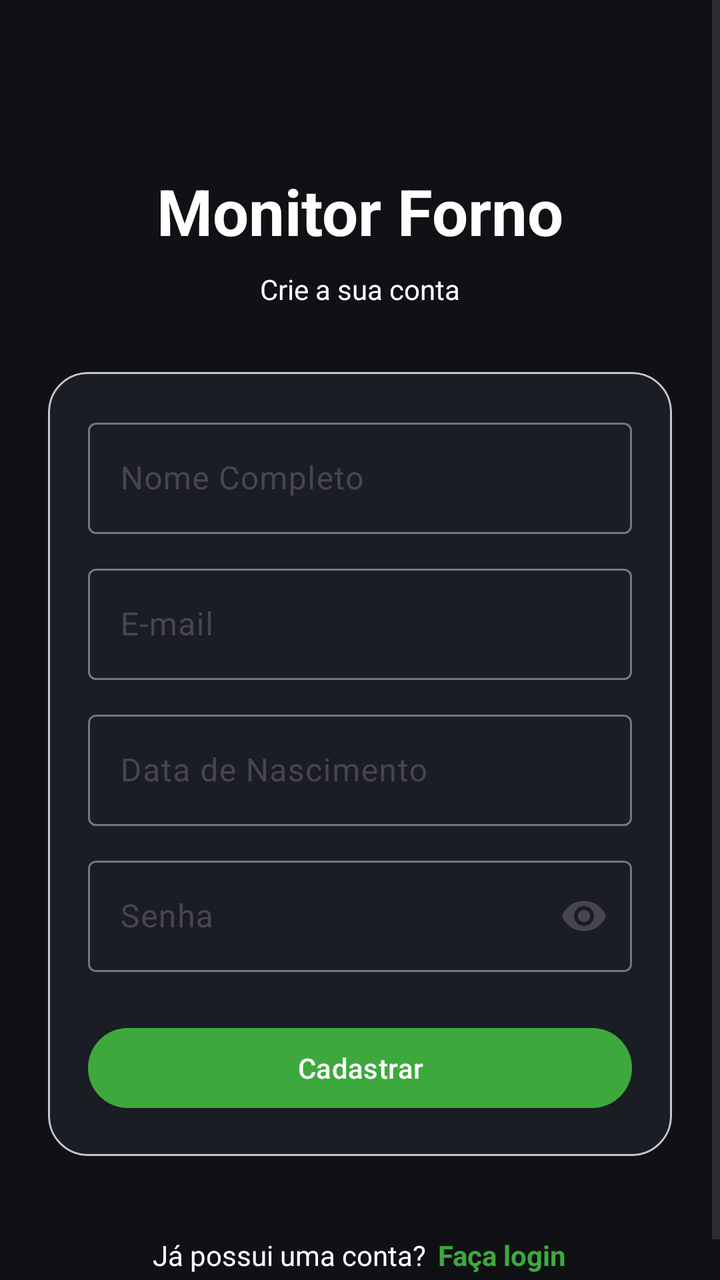
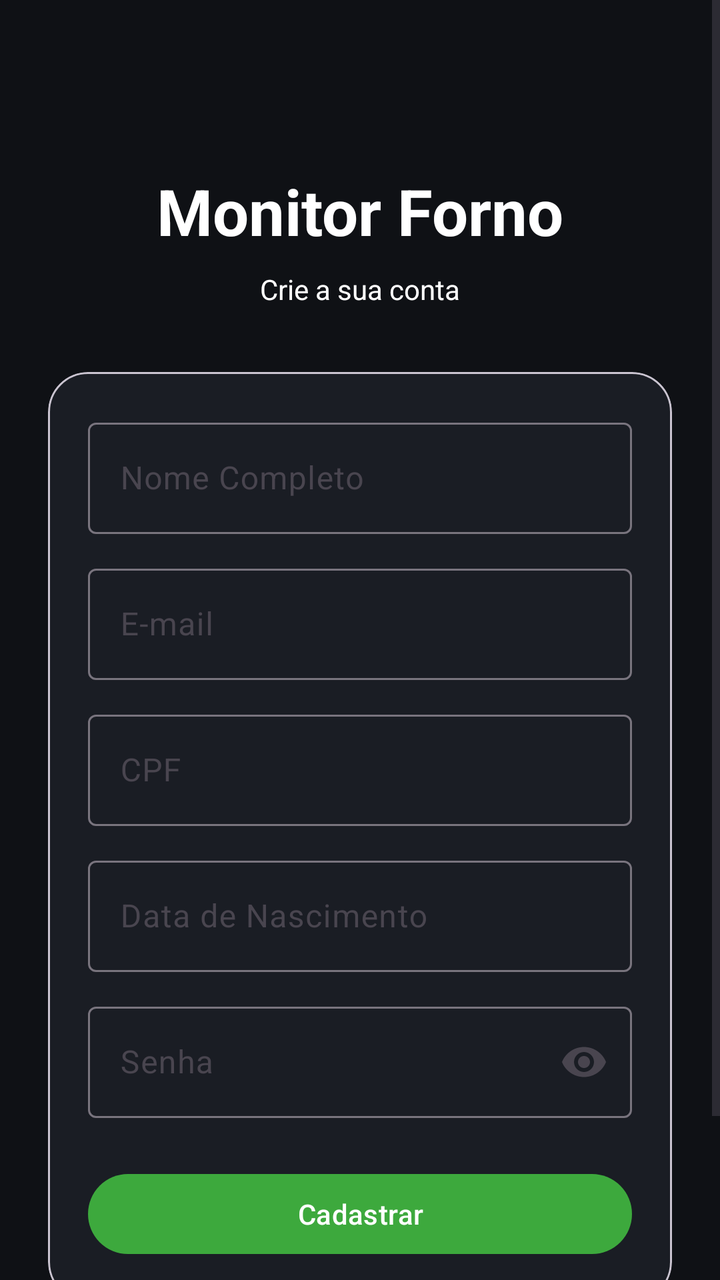

Two renders of the same Android screen: before a commit and after it. Below are the layout's source before the change and the commit's diff.
<!-- AndroidManifest.xml: application theme Theme.MonitorForno -->
<!-- res/layout/activity_cadastro.xml -->
<?xml version="1.0" encoding="utf-8"?>
<ScrollView
    xmlns:android="http://schemas.android.com/apk/res/android"
    xmlns:app="http://schemas.android.com/apk/res-auto"
    android:layout_width="match_parent"
    android:layout_height="match_parent"
    android:background="@color/background_dark">

    <LinearLayout
        android:layout_width="match_parent"
        android:layout_height="wrap_content"
        android:orientation="vertical"
        android:padding="24dp"
        android:gravity="center_horizontal">

        <TextView
            android:layout_width="wrap_content"
            android:layout_height="wrap_content"
            android:layout_marginTop="60dp"
            android:text="Monitor Forno"
            android:textColor="@color/white"
            android:textSize="32sp"
            android:textStyle="bold"/>

        <TextView
            android:layout_width="wrap_content"
            android:layout_height="wrap_content"
            android:layout_marginTop="8dp"
            android:text="Crie a sua conta"
            android:textColor="@color/white"/>

        <com.google.android.material.card.MaterialCardView
            android:layout_width="match_parent"
            android:layout_height="wrap_content"
            android:layout_marginTop="32dp"
            app:cardCornerRadius="20dp">

            <LinearLayout
                android:layout_width="match_parent"
                android:layout_height="wrap_content"
                android:background="@color/card_dark"
                android:orientation="vertical"
                android:padding="20dp">

                <com.google.android.material.textfield.TextInputLayout
                    android:layout_width="match_parent"
                    android:layout_height="wrap_content">

                    <com.google.android.material.textfield.TextInputEditText
                        android:id="@+id/edtNomeCadastro"
                        android:layout_width="match_parent"
                        android:layout_height="wrap_content"
                        android:hint="Nome Completo"
                        android:inputType="textPersonName"
                        android:textColor="@color/white"/>

                </com.google.android.material.textfield.TextInputLayout>

                <com.google.android.material.textfield.TextInputLayout
                    android:layout_width="match_parent"
                    android:layout_height="wrap_content"
                    android:layout_marginTop="12dp">

                    <com.google.android.material.textfield.TextInputEditText
                        android:id="@+id/edtEmailCadastro"
                        android:layout_width="match_parent"
                        android:layout_height="wrap_content"
                        android:hint="E-mail"
                        android:inputType="textEmailAddress"
                        android:textColor="@color/white"/>

                </com.google.android.material.textfield.TextInputLayout>

                <com.google.android.material.textfield.TextInputLayout
                    android:layout_width="match_parent"
                    android:layout_height="wrap_content"
                    android:layout_marginTop="12dp">

                    <com.google.android.material.textfield.TextInputEditText
                        android:id="@+id/edtNascimentoCadastro"
                        android:layout_width="match_parent"
                        android:layout_height="wrap_content"
                        android:hint="Data de Nascimento"
                        android:focusable="false"
                        android:clickable="true"
                        android:inputType="none"
                        android:textColor="@color/white"/>

                </com.google.android.material.textfield.TextInputLayout>

                <com.google.android.material.textfield.TextInputLayout
                    android:layout_width="match_parent"
                    android:layout_height="wrap_content"
                    android:layout_marginTop="12dp"
                    app:endIconMode="password_toggle">

                    <com.google.android.material.textfield.TextInputEditText
                        android:id="@+id/edtSenhaCadastro"
                        android:layout_width="match_parent"
                        android:layout_height="wrap_content"
                        android:hint="Senha"
                        android:inputType="textPassword"
                        android:textColor="@color/white"/>

                </com.google.android.material.textfield.TextInputLayout>

                <com.google.android.material.button.MaterialButton
                    android:id="@+id/btnCadastrar"
                    android:layout_width="match_parent"
                    android:layout_height="wrap_content"
                    android:layout_marginTop="24dp"
                    android:text="Cadastrar"/>

            </LinearLayout>

        </com.google.android.material.card.MaterialCardView>

        <LinearLayout
            android:layout_width="wrap_content"
            android:layout_height="wrap_content"
            android:layout_marginTop="40dp"
            android:orientation="horizontal">

            <TextView
                android:layout_width="wrap_content"
                android:layout_height="wrap_content"
                android:text="Já possui uma conta?"
                android:textColor="@color/white"/>

            <TextView
                android:id="@+id/txtVoltarLogin"
                android:layout_width="wrap_content"
                android:layout_height="wrap_content"
                android:layout_marginStart="6dp"
                android:text="Faça login"
                android:textColor="@color/primary_green"
                android:textStyle="bold"/>

        </LinearLayout>

    </LinearLayout>

</ScrollView>
<!-- resources referenced by this layout -->
<resources>
  <color name="background_dark">#0F1115</color>
  <color name="card_dark">#1A1D24</color>
  <color name="primary_green">#3DA93D</color>
  <color name="white">#FFFFFF</color>
  <style name="Theme.MonitorForno" parent="Theme.Material3.DayNight.NoActionBar">
  
          <item name="colorPrimary"> @color/primary_green</item>
  
          <item name="colorSecondary">@color/primary_green</item>
  
          <item name="android:statusBarColor">@color/background_dark</item>
  
          <item name="android:navigationBarColor">@color/background_dark</item>
  
          <item name="android:windowBackground">@color/background_dark</item>
  
          <item name="colorSurface">@color/card_dark</item>
  
          <item name="colorSecondaryContainer">@color/primary_green</item>
  
          <item name="colorSurfaceContainer">@color/primary_green</item>
      </style>
</resources>

<!-- the commit's change to res/layout/activity_cadastro.xml (unified diff, before → after) -->
@@ -77,6 +77,21 @@
                     android:layout_marginTop="12dp">
 
                     <com.google.android.material.textfield.TextInputEditText
+                        android:id="@+id/edtCpfCadastro"
+                        android:layout_width="match_parent"
+                        android:layout_height="wrap_content"
+                        android:hint="CPF"
+                        android:inputType="textEmailAddress"
+                        android:textColor="@color/white"/>
+
+                </com.google.android.material.textfield.TextInputLayout>
+
+                <com.google.android.material.textfield.TextInputLayout
+                    android:layout_width="match_parent"
+                    android:layout_height="wrap_content"
+                    android:layout_marginTop="12dp">
+
+                    <com.google.android.material.textfield.TextInputEditText
                         android:id="@+id/edtNascimentoCadastro"
                         android:layout_width="match_parent"
                         android:layout_height="wrap_content"
